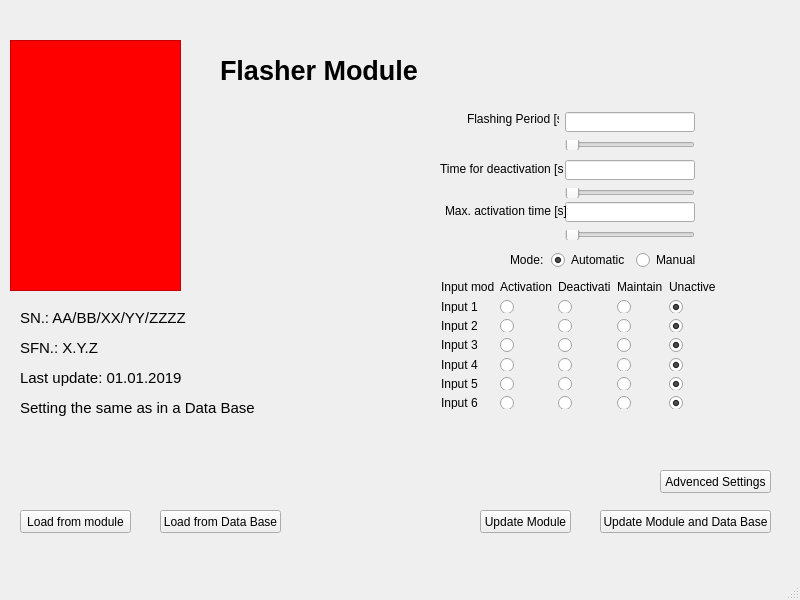
This is moduleflasherwindow.ui in aleksander1084/RRC-manager2 as Qt 5 draws it before an edit. The edited form follows.
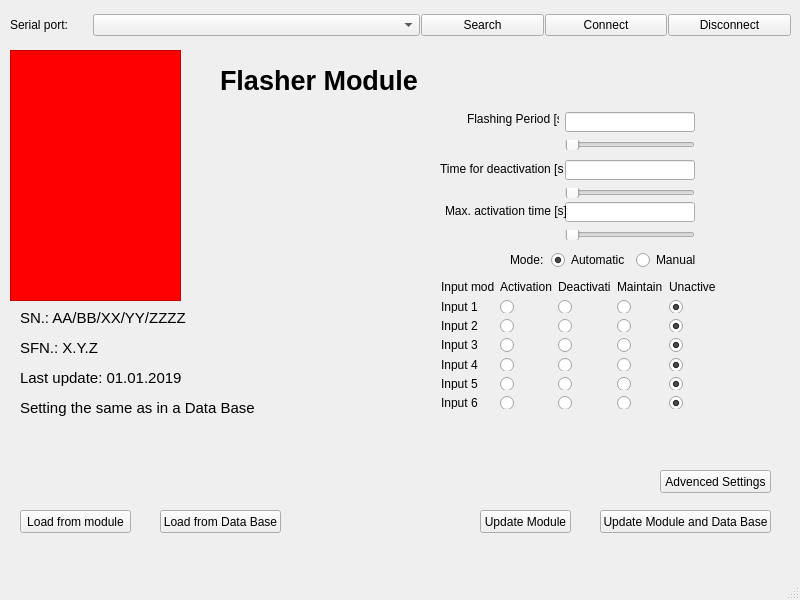
This is the edited form.

The edit to the form file:
```diff
--- a/moduleflasherwindow.ui
+++ b/moduleflasherwindow.ui
@@ -57,7 +57,7 @@
     <property name="geometry">
      <rect>
       <x>220</x>
-      <y>40</y>
+      <y>50</y>
       <width>210</width>
       <height>61</height>
      </rect>
@@ -77,7 +77,7 @@
     <property name="geometry">
      <rect>
       <x>10</x>
-      <y>40</y>
+      <y>50</y>
       <width>171</width>
       <height>251</height>
      </rect>
@@ -352,7 +352,7 @@
      </item>
     </layout>
    </widget>
-   <widget class="QWidget" name="">
+   <widget class="QWidget" name="layoutWidget">
     <property name="geometry">
      <rect>
       <x>441</x>
@@ -807,6 +807,55 @@
      </item>
     </layout>
    </widget>
+   <widget class="QWidget" name="">
+    <property name="geometry">
+     <rect>
+      <x>10</x>
+      <y>10</y>
+      <width>781</width>
+      <height>31</height>
+     </rect>
+    </property>
+    <layout class="QGridLayout" name="gridLayoutSerialPort" columnstretch="2,8,3,3,3,0">
+     <property name="horizontalSpacing">
+      <number>1</number>
+     </property>
+     <property name="verticalSpacing">
+      <number>5</number>
+     </property>
+     <item row="1" column="3">
+      <widget class="QPushButton" name="pushButtonConnect">
+       <property name="text">
+        <string>Connect</string>
+       </property>
+      </widget>
+     </item>
+     <item row="1" column="2">
+      <widget class="QPushButton" name="pushButtonSearch">
+       <property name="text">
+        <string>Search</string>
+       </property>
+      </widget>
+     </item>
+     <item row="1" column="0">
+      <widget class="QLabel" name="labelSerialPort">
+       <property name="text">
+        <string>Serial port:</string>
+       </property>
+      </widget>
+     </item>
+     <item row="1" column="1">
+      <widget class="QComboBox" name="comboBoxSerialPorts"/>
+     </item>
+     <item row="1" column="4">
+      <widget class="QPushButton" name="pushButtonDisconnect">
+       <property name="text">
+        <string>Disconnect</string>
+       </property>
+      </widget>
+     </item>
+    </layout>
+   </widget>
   </widget>
   <widget class="QMenuBar" name="menubar">
    <property name="geometry">
```
Left out of the diff: 8 changed lines with no effect on the pictures.
